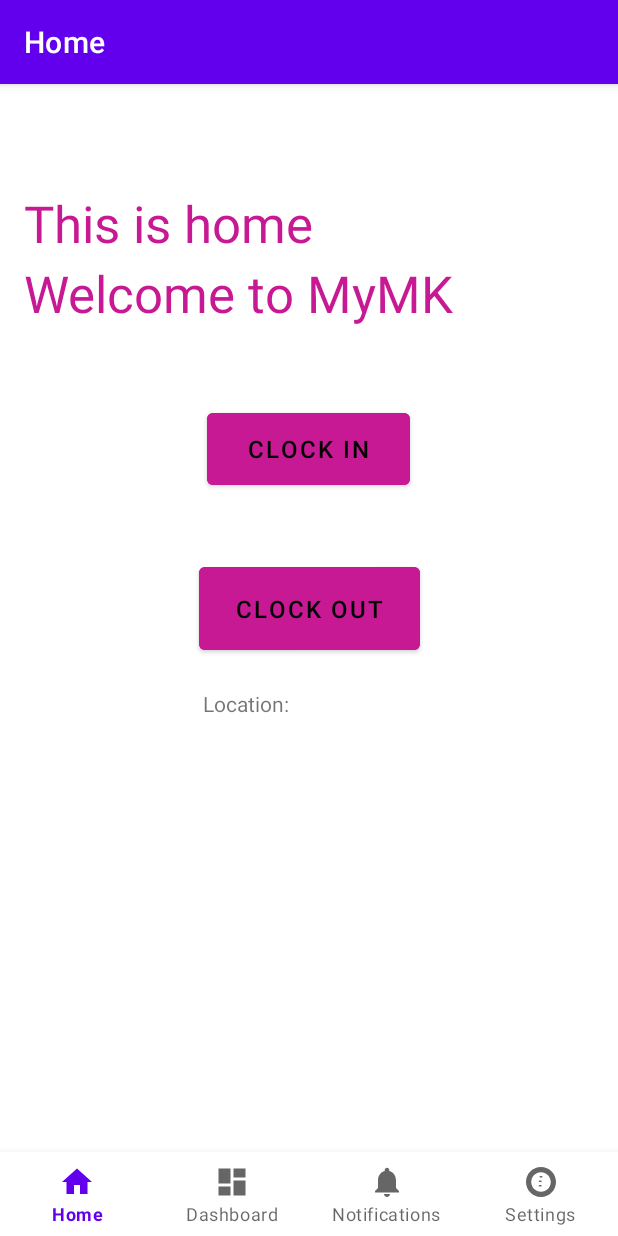
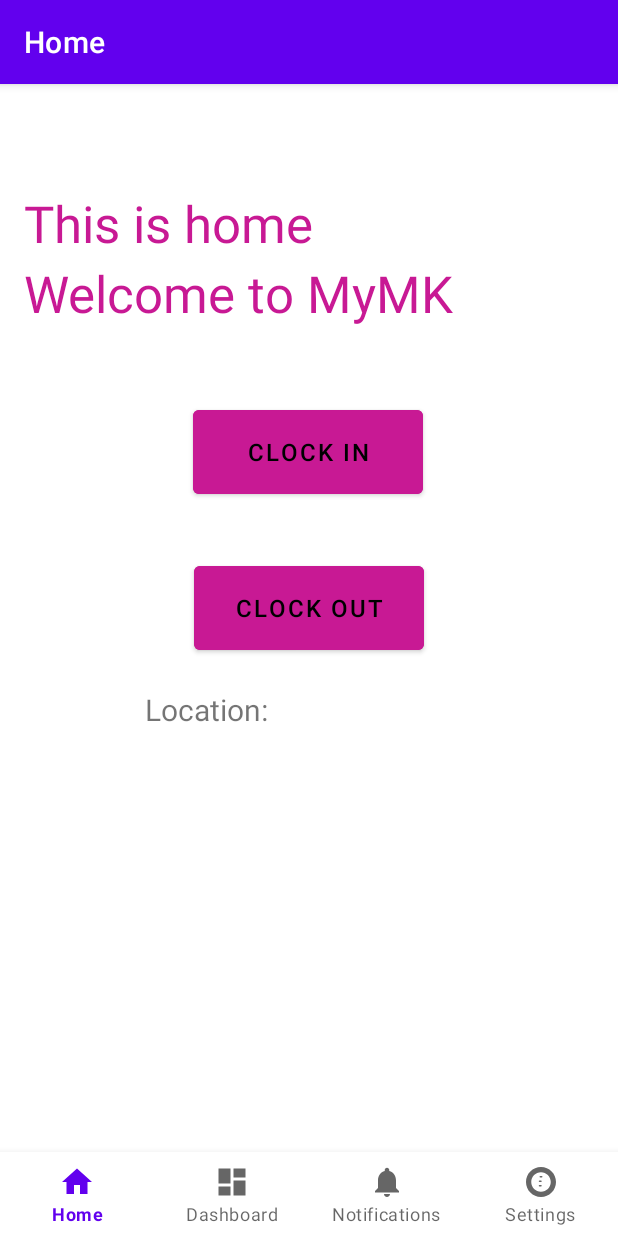
Before and after one commit to wanizainey/mksignin, an Android app: the HomeFragment screen opened directly, with no data from a screen before it, on a phone screen of 412 x 824 dp. Run offline under Robolectric (Android 15) with nearby library versions, the phone set to English and light mode, and no system bars; our stand-ins replace Firebase (no records; nobody signed in at launch, a user with empty details on screens opened directly), navigation-ui.

Commit message:
size button

```diff
--- a/app/src/main/res/layout/fragment_home.xml
+++ b/app/src/main/res/layout/fragment_home.xml
@@ -8,8 +8,8 @@
 
     <Button
         android:id="@+id/btnClock2"
-        android:layout_width="147dp"
-        android:layout_height="67dp"
+        android:layout_width="153dp"
+        android:layout_height="68dp"
         android:backgroundTint="#C81994"
         android:text="@string/btnClock2"
         android:textColor="@android:color/black"
@@ -19,6 +19,21 @@
         app:layout_constraintStart_toStartOf="parent"
         app:layout_constraintTop_toTopOf="parent"
         app:layout_constraintVertical_bias="0.403" />
+
+    <Button
+        android:id="@+id/btnClock"
+        android:layout_width="153dp"
+        android:layout_height="68dp"
+        android:backgroundTint="#C81994"
+        android:text="@string/btnClock"
+        android:textColor="@android:color/black"
+        android:textSize="16sp"
+        app:layout_constraintBottom_toBottomOf="parent"
+        app:layout_constraintEnd_toEndOf="parent"
+        app:layout_constraintHorizontal_bias="0.498"
+        app:layout_constraintStart_toStartOf="parent"
+        app:layout_constraintTop_toTopOf="parent"
+        app:layout_constraintVertical_bias="0.241" />
 
     <TextView
         android:id="@+id/homeTitle"
@@ -48,28 +63,15 @@
         app:layout_constraintTop_toTopOf="parent"
         app:layout_constraintVertical_bias="0.091" />
 
-    <Button
-        android:id="@+id/btnClock"
-        android:layout_width="135dp"
-        android:layout_height="60dp"
-        android:backgroundTint="#C81994"
-        android:text="@string/btnClock"
-        android:textColor="@android:color/black"
-        android:textSize="16sp"
-        app:layout_constraintBottom_toBottomOf="parent"
-        app:layout_constraintEnd_toEndOf="parent"
-        app:layout_constraintHorizontal_bias="0.498"
-        app:layout_constraintStart_toStartOf="parent"
-        app:layout_constraintTop_toTopOf="parent"
-        app:layout_constraintVertical_bias="0.241" />
 
     <TextView
         android:id="@+id/txtLocation"
-        android:layout_width="142dp"
-        android:layout_height="52dp"
+        android:layout_width="219dp"
+        android:layout_height="58dp"
         android:layout_centerHorizontal="true"
         android:layout_marginTop="20dp"
         android:text="Location: "
+        android:textSize="20sp"
         app:layout_constraintEnd_toEndOf="parent"
         app:layout_constraintStart_toStartOf="parent"
         app:layout_constraintTop_toBottomOf="@+id/btnClock2" />
```
